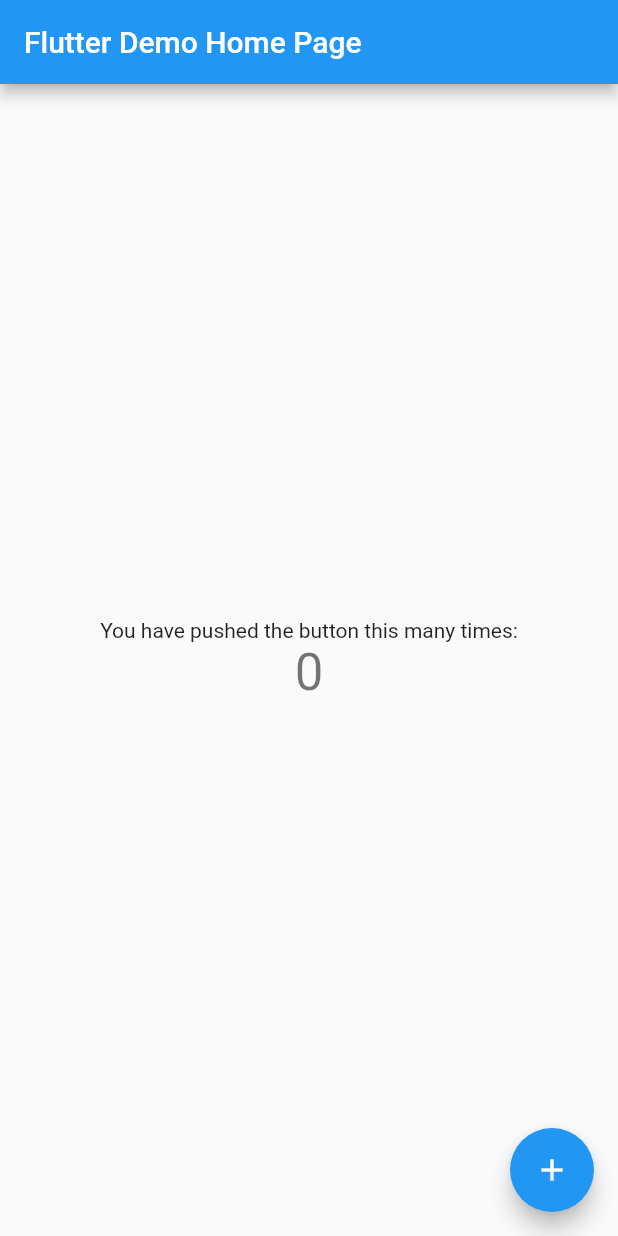
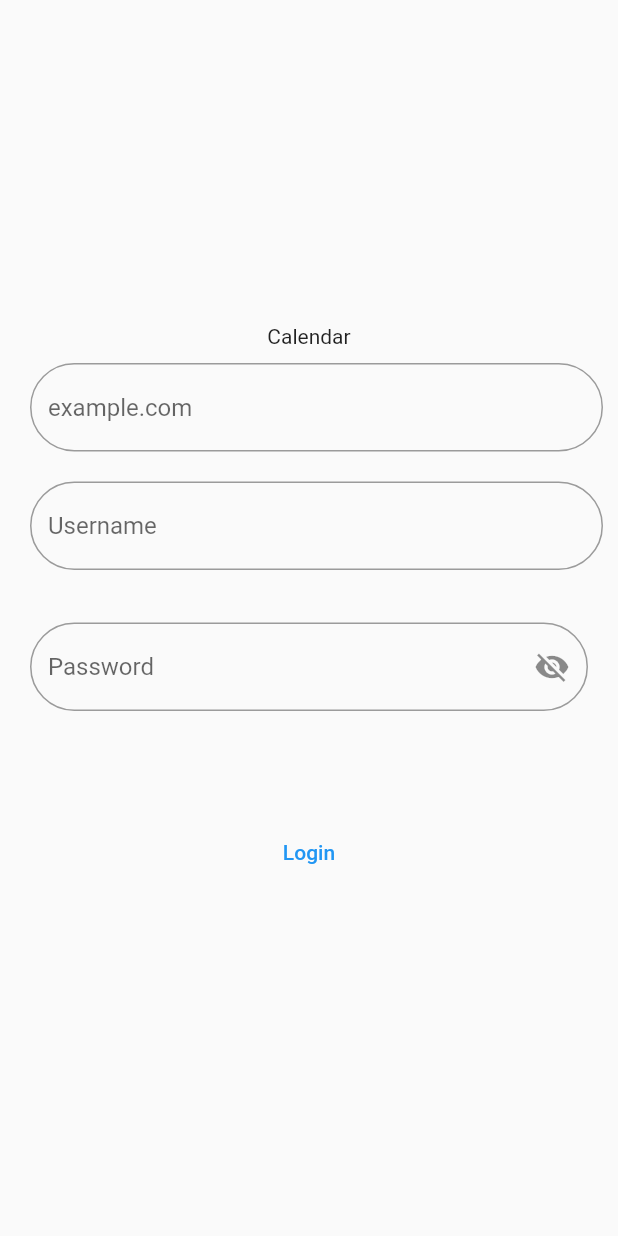
Before and after one commit to DixonKimandu/calendar, a Flutter app: the screen it shows after launch, on a phone screen of 412 x 824 dp. Run offline on Flutter 3.47's test engine with Material 2 defaults, Android fonts, the phone set to English and light mode, and no system bars; our stand-ins replace shared_preferences, webview_flutter.

Commit message:
calendar implementation v1

```diff
--- /dev/null
+++ b/lib/constants.dart
@@ -0,0 +1,6 @@
+const String kNullError = "Please Enter your Username";
+const String kInvalidEmailError = "Please Enter Valid Email";
+const String kPassNullError = "Please Enter your password";
+const String kShortPassError = "Password is too short";
+const String kMatchPassError = "Passwords don't match";
+const String kInvalidCredentials = "Invalid Credentials";
--- a/lib/main.dart
+++ b/lib/main.dart
@@ -1,3 +1,5 @@
+import 'package:calendar/routes.dart';
+import 'package:calendar/screens/auth/Login.dart';
 import 'package:flutter/material.dart';
 
 void main() {
@@ -11,7 +13,7 @@ class MyApp extends StatelessWidget {
   @override
   Widget build(BuildContext context) {
     return MaterialApp(
-      title: 'Flutter Demo',
+      title: 'Calendar',
       theme: ThemeData(
         // This is the theme of your application.
         //
@@ -24,92 +26,8 @@ class MyApp extends StatelessWidget {
         // is not restarted.
         primarySwatch: Colors.blue,
       ),
-      home: const MyHomePage(title: 'Flutter Demo Home Page'),
+      initialRoute: Login.route,
+      routes: routes,
     );
   }
 }
-
-class MyHomePage extends StatefulWidget {
-  const MyHomePage({super.key, required this.title});
-
-  // This widget is the home page of your application. It is stateful, meaning
-  // that it has a State object (defined below) that contains fields that affect
-  // how it looks.
-
-  // This class is the configuration for the state. It holds the values (in this
-  // case the title) provided by the parent (in this case the App widget) and
-  // used by the build method of the State. Fields in a Widget subclass are
-  // always marked "final".
-
-  final String title;
-
-  @override
-  State<MyHomePage> createState() => _MyHomePageState();
-}
-
-class _MyHomePageState extends State<MyHomePage> {
-  int _counter = 0;
-
-  void _incrementCounter() {
-    setState(() {
-      // This call to setState tells the Flutter framework that something has
-      // changed in this State, which causes it to rerun the build method below
-      // so that the display can reflect the updated values. If we changed
-      // _counter without calling setState(), then the build method would not be
-      // called again, and so nothing would appear to happen.
-      _counter++;
-    });
-  }
-
-  @override
-  Widget build(BuildContext context) {
-    // This method is rerun every time setState is called, for instance as done
-    // by the _incrementCounter method above.
-    //
-    // The Flutter framework has been optimized to make rerunning build methods
-    // fast, so that you can just rebuild anything that needs updating rather
-    // than having to individually change instances of widgets.
-    return Scaffold(
-      appBar: AppBar(
-        // Here we take the value from the MyHomePage object that was created by
-        // the App.build method, and use it to set our appbar title.
-        title: Text(widget.title),
-      ),
-      body: Center(
-        // Center is a layout widget. It takes a single child and positions it
-        // in the middle of the parent.
-        child: Column(
-          // Column is also a layout widget. It takes a list of children and
-          // arranges them vertically. By default, it sizes itself to fit its
-          // children horizontally, and tries to be as tall as its parent.
-          //
-          // Invoke "debug painting" (press "p" in the console, choose the
-          // "Toggle Debug Paint" action from the Flutter Inspector in Android
-          // Studio, or the "Toggle Debug Paint" command in Visual Studio Code)
-          // to see the wireframe for each widget.
-          //
-          // Column has various properties to control how it sizes itself and
-          // how it positions its children. Here we use mainAxisAlignment to
-          // center the children vertically; the main axis here is the vertical
-          // axis because Columns are vertical (the cross axis would be
-          // horizontal).
-          mainAxisAlignment: MainAxisAlignment.center,
-          children: <Widget>[
-            const Text(
-              'You have pushed the button this many times:',
-            ),
-            Text(
-              '$_counter',
-              style: Theme.of(context).textTheme.headline4,
-            ),
-          ],
-        ),
-      ),
-      floatingActionButton: FloatingActionButton(
-        onPressed: _incrementCounter,
-        tooltip: 'Increment',
-        child: const Icon(Icons.add),
-      ), // This trailing comma makes auto-formatting nicer for build methods.
-    );
-  }
-}
--- /dev/null
+++ b/lib/models/user.dart
@@ -0,0 +1,21 @@
+class User {
+  String? url;
+  String? username;
+  String? password;
+
+  User({this.url, this.username, this.password});
+
+  User.fromJson(Map<String, dynamic> json) {
+    url = json['url'];
+    username = json['username'];
+    password = json['password'];
+  }
+
+  Map<String, dynamic> toJson() {
+    final Map<String, dynamic> data = new Map<String, dynamic>();
+    data['url'] = this.url;
+    data['username'] = this.username;
+    data['password'] = this.password;
+    return data;
+  }
+}
--- /dev/null
+++ b/lib/routes.dart
@@ -0,0 +1,10 @@
+import 'package:calendar/screens/Calendar/Calendar.dart';
+import 'package:calendar/screens/Settings/Settings.dart';
+import 'package:calendar/screens/auth/Login.dart';
+import 'package:flutter/material.dart';
+
+final Map<String, WidgetBuilder> routes = {
+  Login.route: (context) => const Login(),
+  Calendar.route: (context) => const Calendar(),
+  Settings.route: (context) => const Settings(),
+};
--- /dev/null
+++ b/lib/screens/Calendar/Calendar.dart
@@ -0,0 +1,13 @@
+import 'package:calendar/screens/Calendar/components/CalendarBody.dart';
+import 'package:flutter/src/widgets/container.dart';
+import 'package:flutter/src/widgets/framework.dart';
+
+class Calendar extends StatelessWidget {
+  static String route = 'Calendar';
+  const Calendar({super.key});
+
+  @override
+  Widget build(BuildContext context) {
+    return const CalendarBody();
+  }
+}
--- /dev/null
+++ b/lib/screens/auth/Login.dart
@@ -0,0 +1,13 @@
+import 'package:calendar/screens/auth/components/LoginBody.dart';
+import 'package:flutter/src/widgets/container.dart';
+import 'package:flutter/src/widgets/framework.dart';
+
+class Login extends StatelessWidget {
+  static String route = 'Login';
+  const Login({super.key});
+
+  @override
+  Widget build(BuildContext context) {
+    return const LoginBody();
+  }
+}
--- /dev/null
+++ b/lib/screens/auth/components/LoginBody.dart
@@ -0,0 +1,264 @@
+import 'dart:convert';
+
+import 'package:calendar/components/FormErrors.dart';
+import 'package:calendar/models/user.dart';
+import 'package:calendar/screens/Calendar/Calendar.dart';
+import 'package:calendar/utils/sizeConfig.dart';
+import 'package:flutter/material.dart';
+import 'package:flutter/src/widgets/container.dart';
+import 'package:flutter/src/widgets/framework.dart';
+import 'package:shared_preferences/shared_preferences.dart';
+
+import '../../../constants.dart';
+
+class LoginBody extends StatefulWidget {
+  const LoginBody({super.key});
+
+  @override
+  State<LoginBody> createState() => _LoginBodyState();
+}
+
+class _LoginBodyState extends State<LoginBody> {
+  TextEditingController urlController = TextEditingController();
+  TextEditingController nameController = TextEditingController();
+  TextEditingController passwordController = TextEditingController();
+  String? url;
+  String? userName;
+  String? password;
+  final _formKey = GlobalKey<FormState>();
+  bool visibility = true;
+  bool remember = false;
+  bool busy = false;
+  bool error = false;
+  final List<String> errors = [];
+  var user = '';
+  bool isLoggedIn = false;
+
+  @override
+  void initState() {
+    super.initState();
+
+    getUser();
+  }
+
+  getUser() async {
+    final prefs = await SharedPreferences.getInstance();
+    try {
+      User authUser = User.fromJson(jsonDecode(prefs.getString('creds')!));
+      user = authUser.username!;
+
+      if (user != '') {
+        // isLoggedIn = true;
+        setState(() {
+          isLoggedIn = true;
+        });
+      }
+    } catch (e) {}
+  }
+
+  void addError({required String error}) {
+    if (!errors.contains(error)) {
+      setState(() {
+        errors.add(error);
+      });
+    }
+  }
+
+  void removeError({required String error}) {
+    if (errors.contains(error)) {
+      setState(() {
+        errors.remove(error);
+      });
+    }
+  }
+
+  @override
+  Widget build(BuildContext context) {
+    return Scaffold(
+        body: SafeArea(
+      child: isLoggedIn
+          ? const Calendar()
+          : Form(
+              key: _formKey,
+              child: Padding(
+                padding: const EdgeInsets.all(10),
+                child: SingleChildScrollView(
+                  child: Column(
+                    children: [
+                      SizedBox(
+                        height: MediaQuery.of(context).size.height * .25,
+                      ),
+                      const Text('Calendar'),
+                      Container(
+                        padding: const EdgeInsets.only(left: 10),
+                        margin: const EdgeInsets.symmetric(vertical: 10.0),
+                        child: TextFormField(
+                          controller: urlController,
+                          onSaved: (newValue) => url = newValue,
+                          onChanged: (value) {
+                            if (value.isNotEmpty) {
+                              removeError(error: kNullError);
+                            }
+                            return;
+                          },
+                          validator: (value) {
+                            if (value!.isEmpty) {
+                              addError(error: kNullError);
+
+                              return "";
+                            }
+                            return null;
+                          },
+                          decoration: const InputDecoration(
+                            hintText: 'example.com',
+                            border: OutlineInputBorder(
+                              borderRadius: BorderRadius.all(
+                                Radius.circular(30),
+                              ),
+                            ),
+                          ),
+                        ),
+                      ),
+                      Container(
+                        padding: const EdgeInsets.only(left: 10),
+                        margin: const EdgeInsets.symmetric(vertical: 10.0),
+                        child: TextFormField(
+                          controller: nameController,
+                          onSaved: (newValue) => userName = newValue,
+                          onChanged: (value) {
+                            if (value.isNotEmpty) {
+                              removeError(error: kNullError);
+                            }
+                            return;
+                          },
+                          validator: (value) {
+                            if (value!.isEmpty) {
+                              addError(error: kNullError);
+
+                              return "";
+                            }
+                            return null;
+                          },
+                          decoration: const InputDecoration(
+                            hintText: 'Username',
+                            border: OutlineInputBorder(
+                              borderRadius: BorderRadius.all(
+                                Radius.circular(30),
+                              ),
+                            ),
+                          ),
+                        ),
+                      ),
+                      Container(
+                        padding: const EdgeInsets.fromLTRB(10, 10, 10, 0),
+                        margin: const EdgeInsets.symmetric(vertical: 15.0),
+                        child: TextFormField(
+                          onSaved: (newValue) => password = newValue,
+                          onChanged: (value) {
+                            if (value.isNotEmpty) {
+                              removeError(error: kPassNullError);
+                            }
+                            return;
+                          },
+                          validator: (value) {
+                            if (value!.isEmpty) {
+                              addError(error: kPassNullError);
+
+                              return "";
+                            }
+                            return null;
+                          },
+                          obscureText: visibility,
+                          controller: passwordController,
+                          decoration: InputDecoration(
+                            suffixIcon: IconButton(
+                                onPressed: () {
+                                  setState(() {
+                                    visibility = !visibility;
+                                  });
+                                },
+                                icon: Icon(!visibility
+                                    ? Icons.visibility
+                                    : Icons.visibility_off)),
+                            hintText: 'Password',
+                            border: const OutlineInputBorder(
+                              borderRadius: BorderRadius.all(
+                                Radius.circular(30),
+                              ),
+                            ),
+                          ),
+                        ),
+                      ),
+                      SizedBox(
+                        height: getProportionateScreenHeight(20),
+                      ),
+                      FormError(errors: errors),
+                      SizedBox(
+                        height: getProportionateScreenHeight(20),
+                      ),
+                      Container(
+                          margin: const EdgeInsets.only(
+                            top: 20,
+                          ),
+                          width: MediaQuery.of(context).size.width / 1.2,
+                          height: 50,
+                          child: busy
+                              ? const Center(
+                                  child: CircularProgressIndicator(),
+                                )
+                              : TextButton(
+                                  onPressed: () async {
+                                    if (_formKey.currentState!.validate()) {
+                                      _formKey.currentState!.save();
+                                      setState(() {
+                                        busy = true;
+                                      });
+
+                                      // logger.d('validated $password $userName');
+
+                                      // authProvider
+                                      //     .login(password: password, username: userName)
+                                      //     .then((value) {
+                                      //   // * successfull response
+                                      //   // context
+                                      //   //     .read<RoomProvider>()
+                                      //   //     .roomsModel = value;
+                                      //   //*assign to get rooms
+                                      //   setState(() {
+                                      //     busy = false;
+                                      //   });
+
+                                      //   Navigator.pushReplacementNamed(
+                                      //       context, Folders.route);
+                                      // }).catchError((onError) {
+                                      //   //! invalid response ERROR HANDLING
+                                      //   setState(() {
+                                      //     busy = false;
+                                      //   });
+
+                                      //   addError(error: kInvalidCredentials);
+                                      // });
+
+                                      final prefs =
+                                          await SharedPreferences.getInstance();
+                                      await prefs.remove('creds');
+                                      await prefs.setString(
+                                          'creds',
+                                          jsonEncode({
+                                            'url': url,
+                                            'username': userName,
+                                            'password': password
+                                          }));
+
+                                      Navigator.pushReplacementNamed(
+                                          context, Calendar.route);
+                                    }
+                                  },
+                                  child: const Text('Login'))),
+                    ],
+                  ),
+                ),
+              )),
+    ));
+  }
+}
--- a/pubspec.yaml
+++ b/pubspec.yaml
@@ -31,6 +31,8 @@ environment:
 dependencies:
   flutter:
     sdk: flutter
+  webview_flutter: ^4.2.0
+  shared_preferences: ^2.0.18
 
 
   # The following adds the Cupertino Icons font to your application.
```
Also changed, not shown: lib/components/FormErrors.dart (added, +44 -0 lines), lib/screens/Calendar/components/CalendarBody.dart (added, +108 -0 lines), lib/screens/Settings/Settings.dart (added, +18 -0 lines), lib/screens/Settings/components/SettingsBody.dart (added, +45 -0 lines), lib/utils/sizeConfig.dart (added, +31 -0 lines), pubspec.lock, 2 other files.
